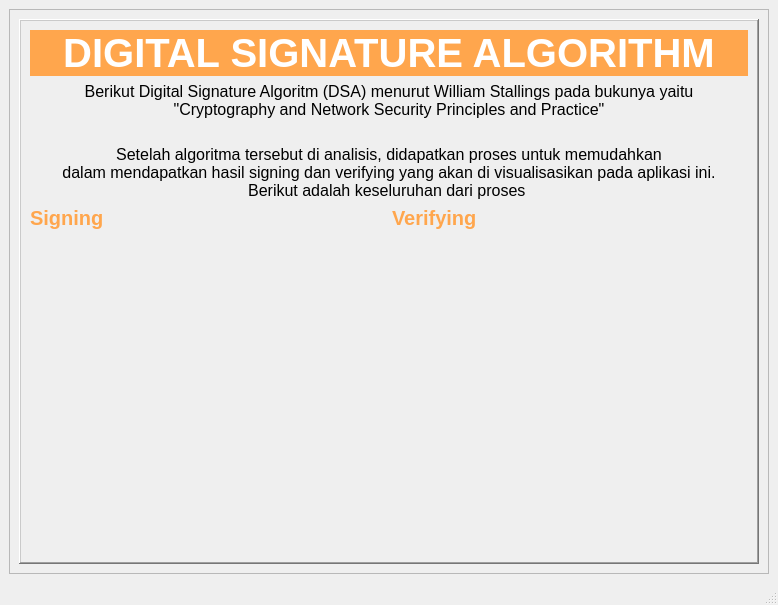
First picture: the form in Intro.ui, repository Rufaidah/Visualization-of-the-Digital-Signature-Process, before the edit.
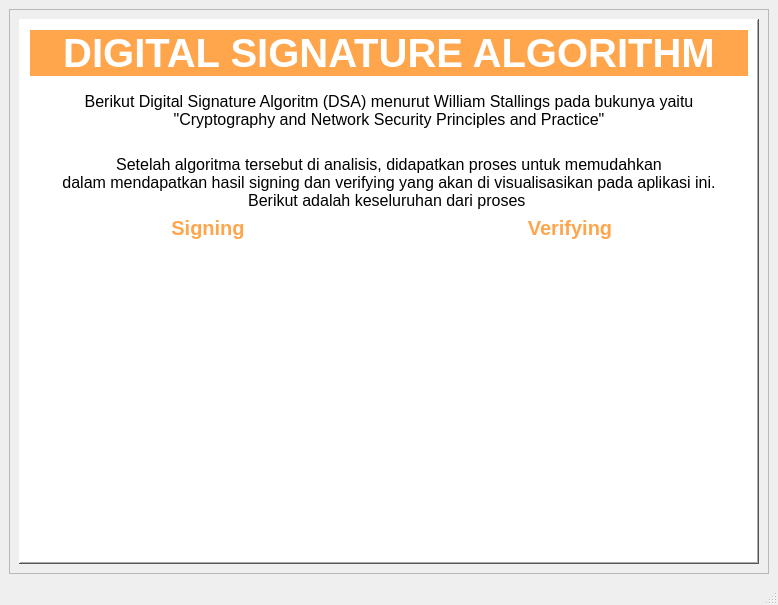
Second picture: the form after the edit.

The edit to the form file:
```diff
--- a/Intro.ui
+++ b/Intro.ui
@@ -27,7 +27,7 @@
        <item row="0" column="0">
         <widget class="QFrame" name="frame_signing">
          <property name="styleSheet">
-          <string notr="true"/>
+          <string notr="true">background-color: rgb(255, 255, 255);</string>
          </property>
          <property name="frameShape">
           <enum>QFrame::WinPanel</enum>
@@ -37,7 +37,7 @@
          </property>
          <layout class="QGridLayout" name="gridLayout_2">
           <item row="0" column="0">
-           <layout class="QVBoxLayout" name="verticalLayout_5">
+           <layout class="QVBoxLayout" name="verticalLayout_3">
             <item>
              <widget class="QLabel" name="signing">
               <property name="font">
@@ -67,6 +67,9 @@
             </item>
             <item>
              <layout class="QVBoxLayout" name="verticalLayout">
+              <property name="topMargin">
+               <number>10</number>
+              </property>
               <item>
                <widget class="QLabel" name="label">
                 <property name="font">
@@ -88,12 +91,15 @@
                 <property name="text">
                  <string/>
                 </property>
+                <property name="alignment">
+                 <set>Qt::AlignCenter</set>
+                </property>
                </widget>
               </item>
              </layout>
             </item>
             <item>
-             <layout class="QVBoxLayout" name="verticalLayout_4">
+             <layout class="QVBoxLayout" name="verticalLayout_2">
               <item>
                <widget class="QLabel" name="label_2">
                 <property name="font">
@@ -114,8 +120,6 @@
               <item>
                <layout class="QHBoxLayout" name="horizontalLayout">
                 <item>
-                 <layout class="QVBoxLayout" name="verticalLayout_2">
-                  <item>
                    <widget class="QLabel" name="label_3">
                     <property name="font">
                      <font>
@@ -130,19 +134,11 @@
                     <property name="text">
                      <string>Signing</string>
                     </property>
-                   </widget>
-                  </item>
-                  <item>
-                   <widget class="QLabel" name="label_signing">
-                    <property name="text">
-                     <string/>
+                  <property name="alignment">
+                   <set>Qt::AlignHCenter|Qt::AlignTop</set>
                     </property>
                    </widget>
                   </item>
-                 </layout>
-                </item>
-                <item>
-                 <layout class="QVBoxLayout" name="verticalLayout_3">
                   <item>
                    <widget class="QLabel" name="label_4">
                     <property name="font">
@@ -158,6 +154,23 @@
                     <property name="text">
                      <string>Verifying</string>
                     </property>
+                  <property name="alignment">
+                   <set>Qt::AlignHCenter|Qt::AlignTop</set>
+                  </property>
+                 </widget>
+                </item>
+               </layout>
+              </item>
+              <item>
+               <layout class="QHBoxLayout" name="horizontalLayout_2">
+                <item>
+                 <widget class="QLabel" name="label_signing">
+                  <property name="text">
+                   <string/>
+                  </property>
+                  <property name="alignment">
+                   <set>Qt::AlignHCenter|Qt::AlignTop</set>
+                  </property>
                    </widget>
                   </item>
                   <item>
@@ -165,9 +178,10 @@
                     <property name="text">
                      <string/>
                     </property>
-                   </widget>
-                  </item>
-                 </layout>
+                  <property name="alignment">
+                   <set>Qt::AlignHCenter|Qt::AlignTop</set>
+                  </property>
+                 </widget>
                 </item>
                </layout>
               </item>
```
Lines whose indentation alone changed are shown as unchanged.
